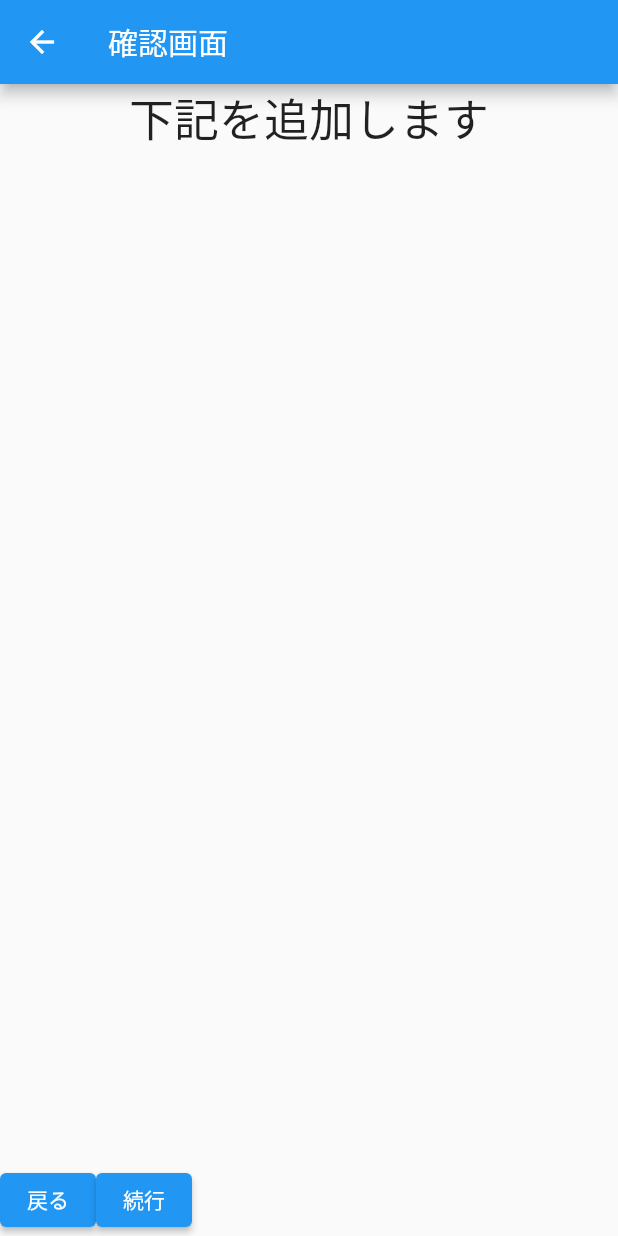
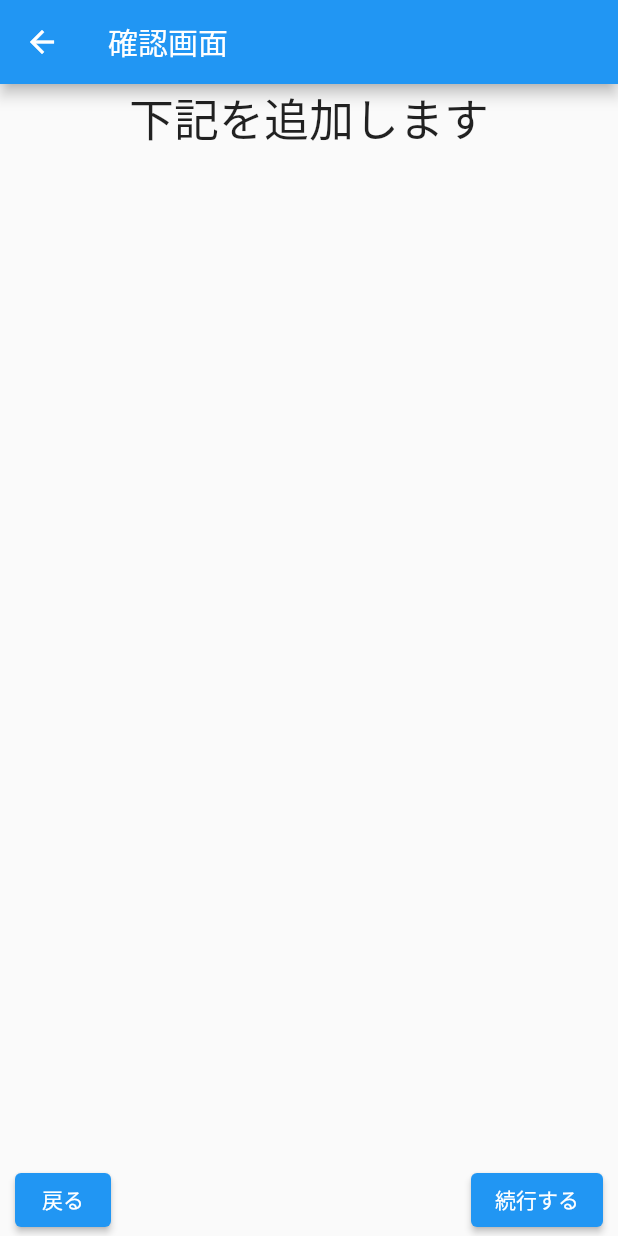
Before and after one commit to KUNKUN2121/productadd, a Flutter app: the ConfirmPage screen opened directly with empty values, on a phone screen of 412 x 824 dp. Run offline on Flutter 3.47's test engine with Material 2 defaults, Android fonts, the phone set to English and light mode, and no system bars; our stand-ins replace camera, image_picker, sliding_up_panel; missing offline and left inert: flutter_barcode_scanner.

Commit message:
デザイン修正

```diff
--- a/lib/src/pages/ConfirmPage.dart
+++ b/lib/src/pages/ConfirmPage.dart
@@ -38,14 +38,23 @@ class ConfirmPage extends StatelessWidget {
               ]),
             ),
             Container(
-              child: Row(children: [
+              margin: const EdgeInsets.only(
+                top: 20,
+                left: 10,
+                right: 10.0,
+              ),
+              child: Row(
+                  mainAxisAlignment: MainAxisAlignment.spaceBetween,
+                  children: [
                     ElevatedButton(
                       onPressed: () {
                         print('戻るボタン');
+                        Navigator.of(context).pop();
                       },
                       child: Text('戻る'),
                     ),
                     ElevatedButton(
+                      child: Text('続行する'),
                       onPressed: () {
                         final go = PostRequest.postMethod(products);
                         go.then((value) {
@@ -60,8 +69,8 @@ class ConfirmPage extends StatelessWidget {
                                     FlatButton(
                                         child: Text("閉じる"),
                                         onPressed: () {
-                                      Navigator.popUntil(
-                                          context, (route) => route.isFirst);
+                                          Navigator.popUntil(context,
+                                              (route) => route.isFirst);
                                         }),
                                   ],
                                 );
@@ -81,8 +90,8 @@ class ConfirmPage extends StatelessWidget {
                                     FlatButton(
                                         child: Text("閉じる"),
                                         onPressed: () {
-                                      Navigator.popUntil(
-                                          context, (route) => route.isFirst);
+                                          Navigator.popUntil(context,
+                                              (route) => route.isFirst);
                                         }),
                                   ],
                                 );
@@ -92,7 +101,6 @@ class ConfirmPage extends StatelessWidget {
                           print(value);
                         });
                       },
-                  child: Text('続行'),
                     ),
                   ]),
             )
```
Also changed, not shown: lib/src/pages/AddPage.dart (+13 -18 lines). Lines whose indentation alone changed are shown as unchanged.
